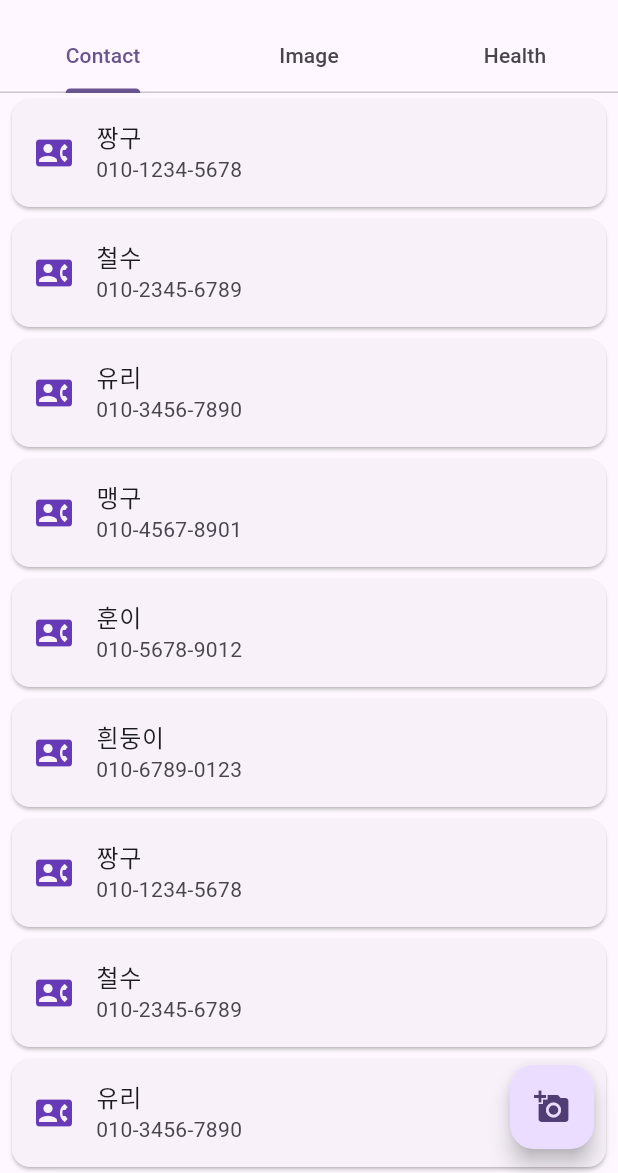
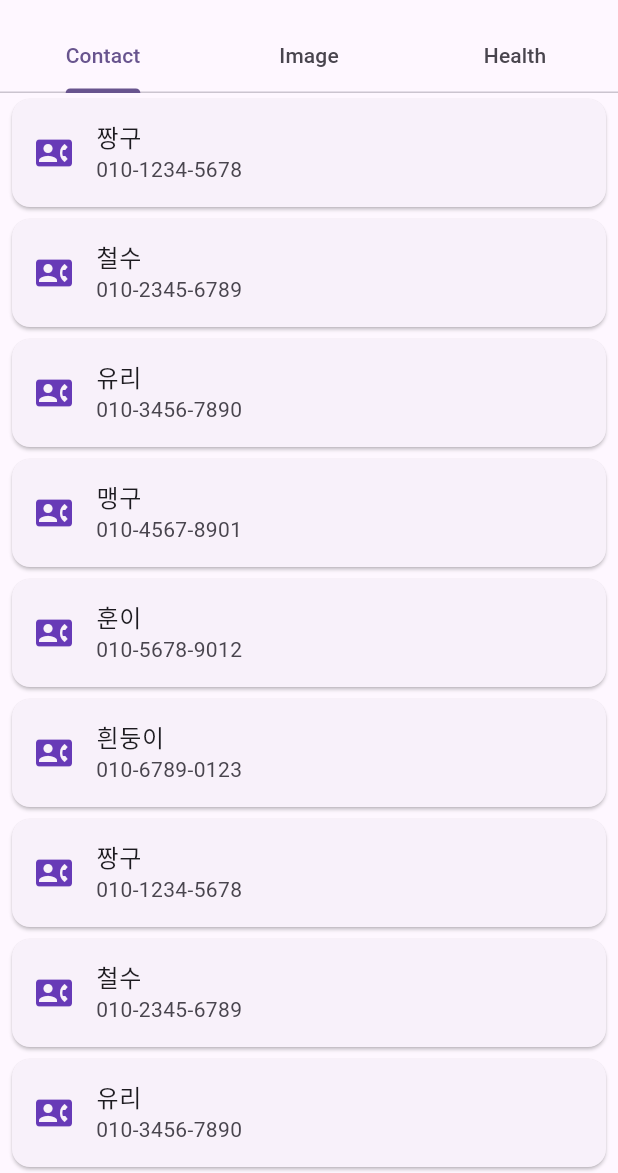
Before and after one commit to sehee-xx/HealthTracker, a Flutter app: the screen it shows after launch, on a phone screen of 412 x 824 dp, the part 63-1236 px from its top. Run offline on Flutter 3.47's test engine with Material 3 defaults, Android fonts, the phone set to English and light mode, and no system bars; our stand-ins replace image_picker.

```diff
--- a/week1/lib/main.dart
+++ b/week1/lib/main.dart
@@ -111,11 +111,6 @@ class _MyHomePageState extends State<MyHomePage> {
             const Center(child: Text('Content of Tab 3')),
           ],
         ),
-         floatingActionButton: FloatingActionButton(
-          onPressed: _pickImage,
-          tooltip: 'Pick Image',
-          child: Icon(Icons.add_a_photo),
-        ),
 
       ),
     );
```
